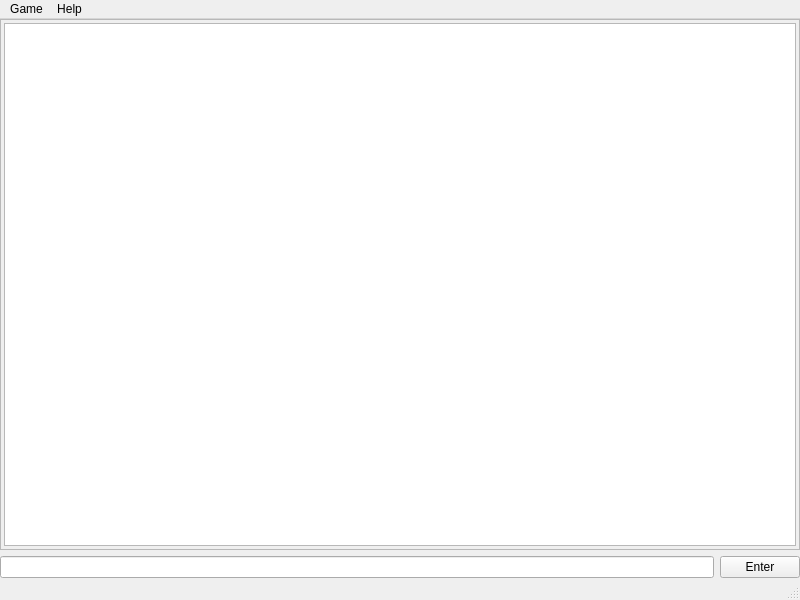
dasterintempus/tehrpgclient, file ui/tehrpgclient.ui: the form before one commit.
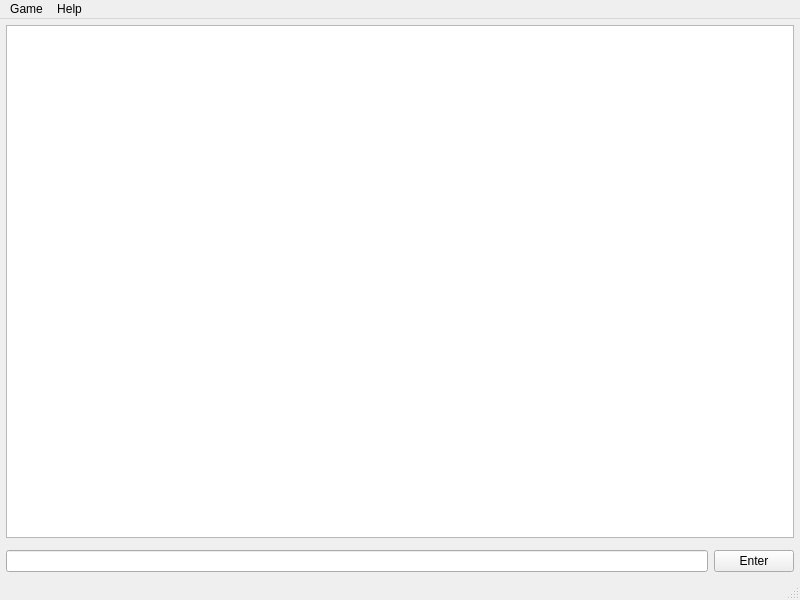
The form after the commit. Custom widgets are drawn as their Qt base class.

Commit message: Added line rollbacks (up/down arrows) and make window scroll automatically.

```diff
--- a/ui/tehrpgclient.ui
+++ b/ui/tehrpgclient.ui
@@ -16,35 +16,20 @@
   <widget class="QWidget" name="centralwidget">
    <layout class="QVBoxLayout" name="verticalLayout">
     <property name="leftMargin">
-     <number>0</number>
+     <number>3</number>
     </property>
     <property name="topMargin">
-     <number>0</number>
+     <number>3</number>
     </property>
     <property name="rightMargin">
-     <number>0</number>
+     <number>3</number>
     </property>
     <property name="bottomMargin">
-     <number>0</number>
+     <number>3</number>
     </property>
     <item>
-     <widget class="QScrollArea" name="scrollArea">
-      <property name="focusPolicy">
-       <enum>Qt::WheelFocus</enum>
-      </property>
-      <property name="widgetResizable">
-       <bool>true</bool>
-      </property>
-      <widget class="QWidget" name="scrollAreaWidgetContents">
-       <property name="geometry">
-        <rect>
-         <x>0</x>
-         <y>0</y>
-         <width>798</width>
-         <height>527</height>
-        </rect>
-       </property>
-       <layout class="QHBoxLayout" name="horizontalLayout">
+     <widget class="QWidget" name="widget" native="true">
+      <layout class="QVBoxLayout" name="verticalLayout_2">
         <property name="leftMargin">
          <number>3</number>
         </property>
@@ -69,25 +54,27 @@
         </item>
        </layout>
       </widget>
-     </widget>
     </item>
     <item>
      <widget class="QWidget" name="inputContainerWidget" native="true">
-      <layout class="QHBoxLayout" name="horizontalLayout_2">
+      <layout class="QHBoxLayout" name="horizontalLayout">
+       <property name="spacing">
+        <number>6</number>
+       </property>
        <property name="leftMargin">
-        <number>0</number>
+        <number>3</number>
        </property>
        <property name="topMargin">
-        <number>0</number>
+        <number>3</number>
        </property>
        <property name="rightMargin">
-        <number>0</number>
+        <number>3</number>
        </property>
        <property name="bottomMargin">
-        <number>0</number>
+        <number>3</number>
        </property>
        <item>
-        <widget class="QLineEdit" name="inputLineEdit"/>
+        <widget class="teh::HistoryLineEdit" name="inputLineEdit"/>
        </item>
        <item>
         <widget class="QPushButton" name="enterButton">
@@ -150,6 +137,13 @@
    </property>
   </action>
  </widget>
+ <customwidgets>
+  <customwidget>
+   <class>teh::HistoryLineEdit</class>
+   <extends>QLineEdit</extends>
+   <header>historylineedit.h</header>
+  </customwidget>
+ </customwidgets>
  <tabstops>
   <tabstop>inputLineEdit</tabstop>
   <tabstop>enterButton</tabstop>
```
Left out of the diff: 2 changed lines with no effect on the pictures. Lines whose indentation alone changed are shown as unchanged. The commit also changes 8 other files.
